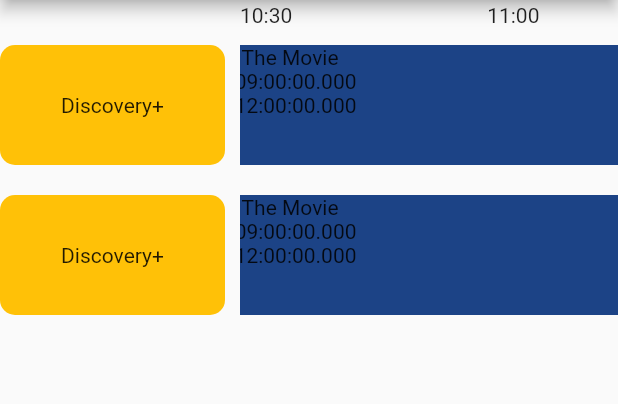
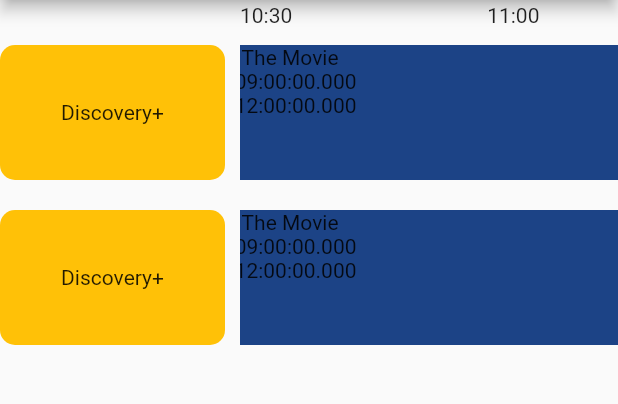
Before and after one commit to jigarfumakiya/tv_channel_widget, a Flutter app: the screen it shows after launch, on a phone screen of 412 x 824 dp, the part 84-488 px from its top. Run offline on Flutter 3.47's test engine with Material 2 defaults, Android fonts, the phone set to English and light mode, and no system bars.

Commit message:
Added disableHorizontalScroll in widget.

```diff
--- a/example/lib/main.dart
+++ b/example/lib/main.dart
@@ -252,11 +252,12 @@ class _MyHomePageState extends State<MyHomePage> {
         showTime: true,
         moveToCurrentTime: true,
         verticalPadding: 10,
+        disableHorizontalScroll: true,
         headerBuilder: (context, index) {
           final item = showsList[index];
           return Container(
             width: 100,
-            height: 80,
+            height: 90,
             decoration: BoxDecoration(
                 borderRadius: BorderRadius.circular(10), color: Colors.amber),
             child: Center(child: Text(item.channelName)),
@@ -267,7 +268,7 @@ class _MyHomePageState extends State<MyHomePage> {
           return Padding(
             padding: const EdgeInsets.symmetric(horizontal: 10),
             child: Container(
-              height: 80,
+              height: 90,
               decoration: BoxDecoration(
                 borderRadius: BorderRadius.circular(15),
                 color: Color((math.Random().nextDouble() * 0xFFFFFF).toInt())
--- a/lib/src/widget/channel_widget.dart
+++ b/lib/src/widget/channel_widget.dart
@@ -10,7 +10,7 @@ typedef ShowBuilder = Widget Function(BuildContext context, ShowItem show);
 class ChannelWidget extends StatefulWidget {
   /// [channelShows] determines how the [ShowList] will look like,
   /// It will make sure that all show will in particuler order
-  ChannelWidget({
+  const ChannelWidget({
     Key? key,
     required this.channelShows,
     required this.headerBuilder,
@@ -19,6 +19,8 @@ class ChannelWidget extends StatefulWidget {
     this.moveToCurrentTime = false,
     this.headerWidth = 150,
     this.verticalPadding = 10,
+    this.timerRowHeight = 20,
+    this.disableHorizontalScroll = false,
   }) : super(key: key);
 
   /// Determines how the [ChannelWidget] should look.
@@ -42,21 +44,29 @@ class ChannelWidget extends StatefulWidget {
   /// Display a widget for shows item
   final ShowBuilder showsBuilder;
 
+  /// Determines vertical padding
   final double verticalPadding;
+
+  /// Determines height for timer row
+  /// Defaults to 20 px
+  final double timerRowHeight;
+
+  /// Determines scroll behavior for horizontal scroll
+  /// Defaults to false
+  final bool disableHorizontalScroll;
 
   @override
   State<ChannelWidget> createState() => _ChannelWidgetState();
 }
 
 class _ChannelWidgetState extends State<ChannelWidget> {
-  final scrollController = ScrollController();
+  final _scrollController = ScrollController();
 
   @override
   void initState() {
     super.initState();
     WidgetsBinding.instance.addPostFrameCallback(
       (timeStamp) {
-        // widget.headerWidth ??= MediaQuery.of(context).size.width * 0.2;
         if (widget.moveToCurrentTime) {
           moveToCurrentPosition();
         }
@@ -79,9 +89,9 @@ class _ChannelWidgetState extends State<ChannelWidget> {
                   : widget.channelShows.length,
               itemBuilder: (context, index) {
                 if (index == 0 && widget.showTime) {
-                  return const SizedBox(
-                    height: 20,
-                    width: 80,
+                  return SizedBox(
+                    height: widget.timerRowHeight,
+                    width: widget.headerWidth,
                   );
                 }
                 return Padding(
@@ -96,24 +106,15 @@ class _ChannelWidgetState extends State<ChannelWidget> {
         Flexible(
           fit: FlexFit.loose,
           child: SingleChildScrollView(
-              controller: scrollController,
-              physics: const ClampingScrollPhysics(),
+              controller: _scrollController,
+              physics: widget.disableHorizontalScroll
+                  ? const NeverScrollableScrollPhysics()
+                  : const ClampingScrollPhysics(),
               scrollDirection: Axis.horizontal,
               child: Column(
                   crossAxisAlignment: CrossAxisAlignment.start,
                   children: [
-                    if (widget.showTime)
-                      SizedBox(
-                        height: 20,
-                        child: Row(
-                          children: getTimerList()
-                              .map((e) => SizedBox(
-                                    width: getCalculatedWidth(30),
-                                    child: Text(e),
-                                  ))
-                              .toList(),
-                        ),
-                      ),
+                    if (widget.showTime) buildTimerRow(),
                     ...widget.channelShows.map((channel) => Row(
                           crossAxisAlignment: CrossAxisAlignment.start,
                           children:
@@ -133,6 +134,20 @@ class _ChannelWidgetState extends State<ChannelWidget> {
                   ])),
         )
       ],
+    );
+  }
+
+  Widget buildTimerRow() {
+    return SizedBox(
+      height: widget.timerRowHeight,
+      child: Row(
+        children: getTimerList()
+            .map((e) => SizedBox(
+                  width: getCalculatedWidth(30),
+                  child: Text(e),
+                ))
+            .toList(),
+      ),
     );
   }
 
@@ -166,6 +181,6 @@ class _ChannelWidgetState extends State<ChannelWidget> {
   void moveToCurrentPosition() {
     final leftMin = Utils.getMidNightToNowDiffInMin();
     final scrollPosition = getCalculatedWidth(leftMin);
-    scrollController.jumpTo(scrollPosition);
+    _scrollController.jumpTo(scrollPosition);
   }
 }
```
